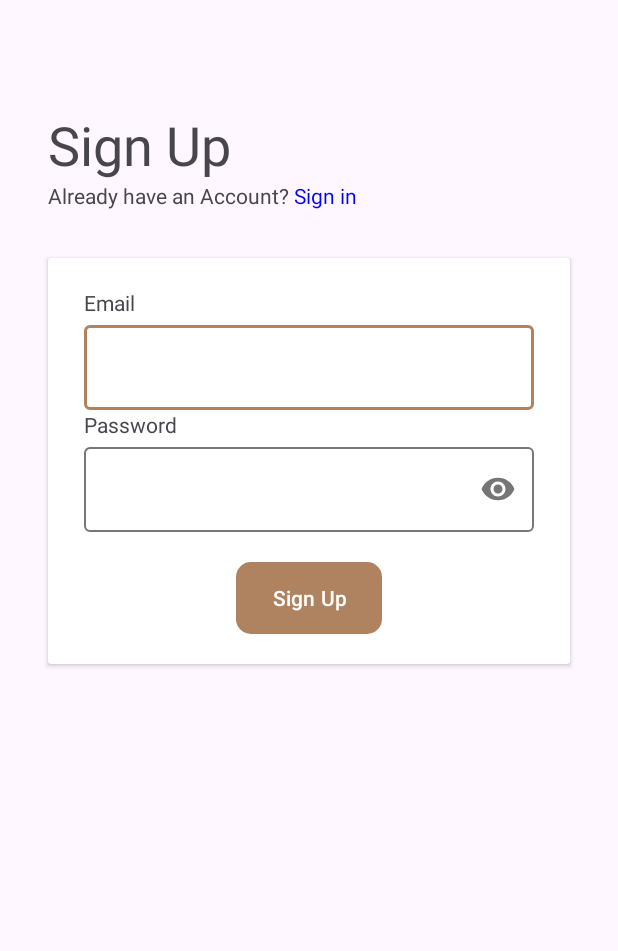
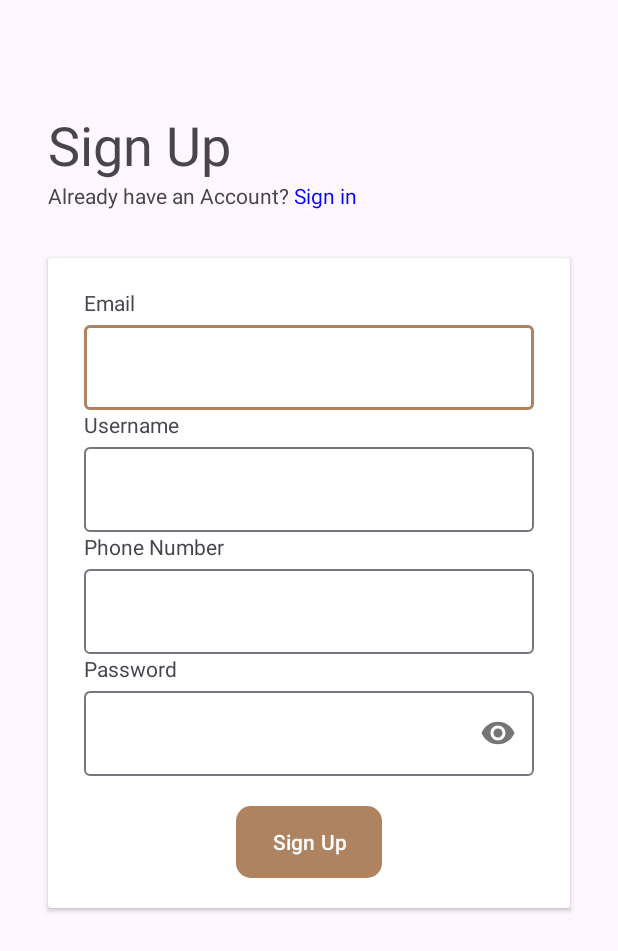
Before and after one commit to Sebatik/Sebatik-app, an Android app: the RegisterActivity screen opened directly, with no data from a screen before it, on a phone screen of 412 x 824 dp. Shown: the top 951 px of the screen. Run offline under Robolectric (Android 15) with nearby library versions, the phone set to English and light mode, and no system bars; our stand-ins replace Firebase (no records; nobody signed in at launch, a user with empty details on screens opened directly).

Commit message:
adding additional data for sign up

```diff
--- /dev/null
+++ b/app/src/main/java/com/bangkit/sebatik/data/models/User.kt
@@ -0,0 +1,7 @@
+package com.bangkit.sebatik.data.models
+
+class User(
+    val username: String,
+    val email: String,
+    val phoneNumber: String
+)
--- a/app/src/main/java/com/bangkit/sebatik/ui/register/RegisterActivity.kt
+++ b/app/src/main/java/com/bangkit/sebatik/ui/register/RegisterActivity.kt
@@ -8,15 +8,21 @@ import androidx.appcompat.app.AppCompatActivity
 import androidx.core.view.ViewCompat
 import androidx.core.view.WindowInsetsCompat
 import com.bangkit.sebatik.R
+import com.bangkit.sebatik.data.models.User
 import com.bangkit.sebatik.databinding.ActivityLoginBinding
 import com.bangkit.sebatik.databinding.ActivityRegisterBinding
 import com.bangkit.sebatik.ui.login.LoginActivity
+import com.google.firebase.Firebase
 import com.google.firebase.auth.FirebaseAuth
+import com.google.firebase.auth.auth
+import com.google.firebase.database.DatabaseReference
+import com.google.firebase.database.FirebaseDatabase
 
 class RegisterActivity : AppCompatActivity() {
 
     private lateinit var binding: ActivityRegisterBinding
     private lateinit var firebaseAuth: FirebaseAuth
+    private lateinit var database: DatabaseReference
 
     override fun onCreate(savedInstanceState: Bundle?) {
         super.onCreate(savedInstanceState)
@@ -24,15 +30,23 @@ class RegisterActivity : AppCompatActivity() {
         binding = ActivityRegisterBinding.inflate(layoutInflater)
         setContentView(binding.root)
 
+        database = FirebaseDatabase.getInstance().reference
+        firebaseAuth = Firebase.auth
+
         binding.tvToSignin.setOnClickListener {toLogin()}
         binding.btnRegister.setOnClickListener {
             val email = binding.edEmail.text.toString()
             val password = binding.edPassword.text.toString()
+            val username = binding.edUsername.text.toString()
+            val phoneNumber = binding.edPhone.text.toString()
 
             if (email.isNotEmpty() && password.isNotEmpty()) {
                 firebaseAuth.createUserWithEmailAndPassword(email, password)
                     .addOnCompleteListener(this) { task ->
                         if (task.isSuccessful) {
+                            val userId = firebaseAuth.currentUser!!.uid
+                            val user = User(username, email, phoneNumber)
+                            database.child("users").child(userId).setValue(user)
                             Toast.makeText(this, "Signup Successful", Toast.LENGTH_SHORT).show()
                             toLogin()
                             finish()
--- a/app/src/main/res/layout/activity_register.xml
+++ b/app/src/main/res/layout/activity_register.xml
@@ -75,11 +75,59 @@
             </com.google.android.material.textfield.TextInputLayout>
 
             <TextView
+                android:id="@+id/tv_username"
+                android:layout_width="wrap_content"
+                android:layout_height="wrap_content"
+                android:text="Username"
+                app:layout_constraintTop_toBottomOf="@id/email_layout"
+                app:layout_constraintStart_toStartOf="@id/email_layout"/>
+
+            <com.google.android.material.textfield.TextInputLayout
+                android:id="@+id/username_layout"
+                android:layout_width="match_parent"
+                android:layout_height="wrap_content"
+                android:layout_marginHorizontal="24dp"
+                app:layout_constraintTop_toBottomOf="@id/tv_username"
+                app:layout_constraintStart_toStartOf="parent"
+                app:layout_constraintEnd_toEndOf="parent">
+
+                <com.google.android.material.textfield.TextInputEditText
+                    android:id="@+id/ed_username"
+                    android:layout_width="match_parent"
+                    android:layout_height="match_parent" />
+            </com.google.android.material.textfield.TextInputLayout>
+
+            <TextView
+                android:id="@+id/tv_phone"
+                android:layout_width="wrap_content"
+                android:layout_height="wrap_content"
+                android:text="Phone Number"
+                app:layout_constraintTop_toBottomOf="@id/username_layout"
+                app:layout_constraintStart_toStartOf="@id/email_layout"/>
+
+            <com.google.android.material.textfield.TextInputLayout
+                android:id="@+id/phone_layout"
+                android:layout_width="match_parent"
+                android:layout_height="wrap_content"
+                android:layout_marginHorizontal="24dp"
+                app:layout_constraintTop_toBottomOf="@id/tv_phone"
+                app:layout_constraintStart_toStartOf="parent"
+                app:layout_constraintEnd_toEndOf="parent">
+
+                <com.google.android.material.textfield.TextInputEditText
+                    android:id="@+id/ed_phone"
+                    android:layout_width="match_parent"
+                    android:layout_height="match_parent" />
+            </com.google.android.material.textfield.TextInputLayout>
+
+
+
+            <TextView
                 android:id="@+id/tv_password"
                 android:layout_width="wrap_content"
                 android:layout_height="wrap_content"
                 android:text="Password"
-                app:layout_constraintTop_toBottomOf="@id/email_layout"
+                app:layout_constraintTop_toBottomOf="@id/phone_layout"
                 app:layout_constraintStart_toStartOf="@id/password_layout"/>
 
             <com.google.android.material.textfield.TextInputLayout
```
